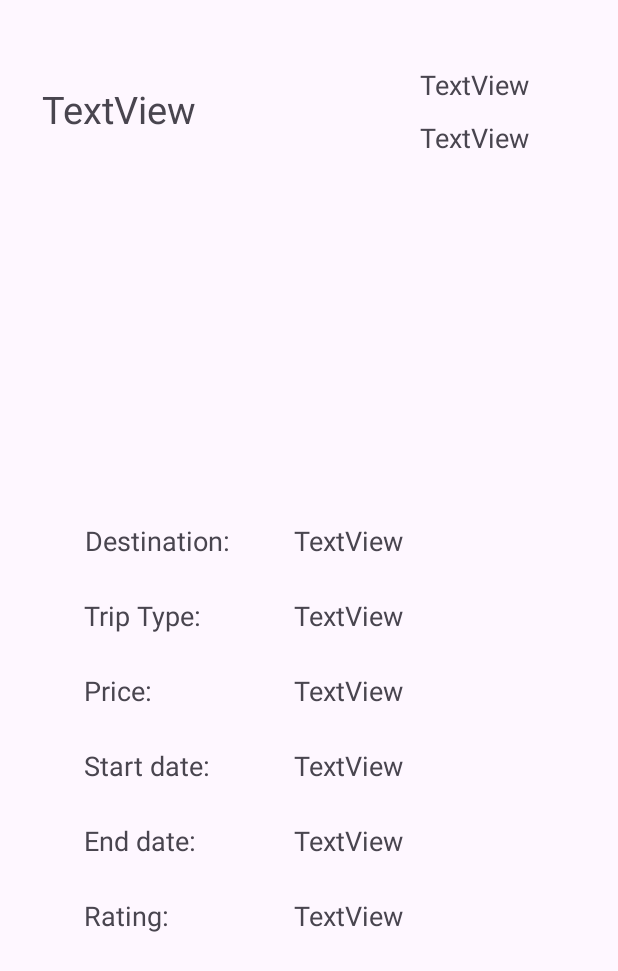
After one commit to AlexandruClaudiu/AndroidFinalProject, an Android app: the CardInfo screen opened directly, with no data from a screen before it, on a phone screen of 412 x 824 dp. The commit adds this screen. Shown: the top 971 px of the screen. Run offline under Robolectric (Android 15) with nearby library versions, the phone set to English and light mode, and no system bars; our stand-ins replace Picasso; pictures from the network do not load; 1 statement that could not run was skipped.

Commit message:
InfoPageDone

```diff
--- a/app/build.gradle
+++ b/app/build.gradle
@@ -34,6 +34,9 @@ dependencies {
     implementation 'com.google.android.material:material:1.9.0'
     implementation 'androidx.constraintlayout:constraintlayout:2.1.4'
     implementation 'com.squareup.picasso:picasso:2.71828'
+    implementation 'com.squareup.retrofit2:retrofit:2.9.0'
+    implementation 'com.squareup.retrofit2:converter-gson:2.9.0'
+    implementation 'com.squareup.okhttp3:okhttp:5.0.0-alpha.11'
     testImplementation 'junit:junit:4.13.2'
     androidTestImplementation 'androidx.test.ext:junit:1.1.5'
     androidTestImplementation 'androidx.test.espresso:espresso-core:3.5.1'
--- a/app/src/main/java/com/example/finalproject/HomeFragment.java
+++ b/app/src/main/java/com/example/finalproject/HomeFragment.java
@@ -42,6 +42,7 @@ public class HomeFragment extends Fragment {
         return view;
     }
 
+
     public void setupRecyclerView(){
         recyclerViewTrips.setLayoutManager(new LinearLayoutManager(getContext()));
         recyclerViewTrips.setAdapter(new TripsAdapter(trips));
@@ -59,7 +60,7 @@ public class HomeFragment extends Fragment {
         trips.add(trip1);
 
         Trip trip2 = new Trip();
-        trip2.build("Second Trip", "Egypt", "City Break");
+        trip2.build("Second Trip", "Quebec", "City Break");
         trip2.setStartDate("1.03.2022");
         trip2.setEndDate("20.03.2022");
         trip2.setPrice(50.20);
--- /dev/null
+++ b/app/src/main/java/com/example/finalproject/trips/CardInfo.java
@@ -0,0 +1,126 @@
+package com.example.finalproject.trips;
+
+import androidx.annotation.NonNull;
+import androidx.appcompat.app.AppCompatActivity;
+
+import android.os.Bundle;
+import android.os.Handler;
+import android.os.Looper;
+import android.util.Log;
+import android.widget.ImageView;
+import android.widget.TextView;
+
+import com.example.finalproject.R;
+import com.google.gson.Gson;
+import com.squareup.picasso.Picasso;
+
+import java.io.IOException;
+
+import okhttp3.Call;
+import okhttp3.Callback;
+import okhttp3.OkHttpClient;
+import okhttp3.Request;
+import okhttp3.Response;
+import okhttp3.ResponseBody;
+
+public class CardInfo extends AppCompatActivity {
+
+    public TextView timeTextView;
+    public TextView temperatureTextView;
+    public ImageView weatherIconImageView;
+    public TextView nameTextView;
+    public ImageView mainImageView;
+    public TextView destinationTextView;
+    public TextView tripTypeTextView;
+    public TextView priceTextView;
+    public TextView startDateTextView;
+    public TextView endDateTextView;
+    public TextView ratingTextView;
+
+
+
+
+
+    @Override
+    protected void onCreate(Bundle savedInstanceState) {
+        super.onCreate(savedInstanceState);
+        setContentView(R.layout.activity_card_info);
+
+        timeTextView = findViewById(R.id.time);
+        temperatureTextView = findViewById(R.id.temperature);
+        weatherIconImageView = findViewById(R.id.icon);
+        nameTextView = findViewById(R.id.name);
+        mainImageView = findViewById(R.id.image);
+        destinationTextView = findViewById(R.id.destination);
+        tripTypeTextView = findViewById(R.id.tripType);
+        priceTextView = findViewById(R.id.price);
+        startDateTextView = findViewById(R.id.startDate);
+        endDateTextView = findViewById(R.id.endDate);
+        ratingTextView = findViewById(R.id.rating);
+
+
+        createRequest();
+    }
+
+    private void createRequest(){
+        Bundle bundle = getIntent().getExtras();
+        String destination = bundle.getString("destination");
+
+        OkHttpClient client = new OkHttpClient();
+
+        Request request = new Request.Builder()
+                .url("https://api.weatherapi.com/v1/current.json?key=6cbeb158ad1347e5bb7123238231405&q=" + destination)
+                .build();
+        client.newCall(request).enqueue(new Callback() {
+            @Override
+            public void onFailure(@NonNull Call call, @NonNull IOException e) {
+                Log.e("RequestFailed", "request doesn't work");
+            }
+
+            @Override
+            public void onResponse(@NonNull Call call, @NonNull Response response) throws IOException {
+                if(response.isSuccessful()){
+                    ResponseBody responseBody = response.body();
+                    String json = responseBody.string();
+
+                    Gson gson = new Gson();
+                    WeatherDao weatherDao = gson.fromJson(json, WeatherDao.class);
+
+                    String time = weatherDao.getLocation().getTime();
+                    int isDay = weatherDao.getCurrent().getIsDay();
+                    String temperature = weatherDao.getCurrent().getTemperature() + " °C";
+
+                    timeTextView.setText(time);
+                    temperatureTextView.setText(temperature);
+
+                    runOnUiThread(new Runnable() {
+                        @Override
+                        public void run() {
+                            if(isDay == 0){
+                                Picasso.get().load("https://imgur.com/5vyZA2g.jpg").into(weatherIconImageView);
+                                Log.e("Night", "its night");
+                            }
+                            else {
+                                Picasso.get().load("https://imgur.com/wG6gAuI.jpg").into(weatherIconImageView);
+                                Log.e("Day", "its day");
+                            }
+                            Picasso.get().load(bundle.getString("imageUrl")).into(mainImageView);
+                        }
+                    });
+
+                    destinationTextView.setText(bundle.getString("destination"));
+                    tripTypeTextView.setText(bundle.getString("tripType"));
+                    priceTextView.setText(String.valueOf(bundle.getDouble("price")) + "€");
+                    startDateTextView.setText(bundle.getString("startDate"));
+                    endDateTextView.setText(bundle.getString("endDate"));
+                    ratingTextView.setText(String.valueOf(bundle.getDouble("rating")) + "/5");
+                    nameTextView.setText(bundle.getString("name"));
+
+                }
+            }
+        });
+    }
+
+
+
+}
--- /dev/null
+++ b/app/src/main/res/layout/activity_card_info.xml
@@ -0,0 +1,214 @@
+<?xml version="1.0" encoding="utf-8"?>
+<androidx.constraintlayout.widget.ConstraintLayout xmlns:android="http://schemas.android.com/apk/res/android"
+    xmlns:app="http://schemas.android.com/apk/res-auto"
+    xmlns:tools="http://schemas.android.com/tools"
+    android:layout_width="match_parent"
+    android:layout_height="match_parent"
+    tools:context=".trips.CardInfo">
+
+    <TextView
+        android:id="@+id/name"
+        android:layout_width="127dp"
+        android:layout_height="58dp"
+        android:layout_marginStart="16dp"
+        android:layout_marginTop="44dp"
+        android:gravity="center"
+        android:text="TextView"
+        android:textSize="25sp"
+        app:layout_constraintStart_toStartOf="parent"
+        app:layout_constraintTop_toTopOf="parent" />
+
+    <ImageView
+        android:id="@+id/image"
+        android:layout_width="307dp"
+        android:layout_height="115dp"
+        android:layout_marginTop="44dp"
+        android:scaleType="fitStart"
+        app:layout_constraintEnd_toEndOf="parent"
+        app:layout_constraintHorizontal_bias="0.538"
+        app:layout_constraintStart_toStartOf="parent"
+        app:layout_constraintTop_toBottomOf="@+id/icon"
+        tools:srcCompat="@tools:sample/avatars" />
+
+    <ImageView
+        android:id="@+id/icon"
+        android:layout_width="80dp"
+        android:layout_height="56dp"
+        android:layout_marginStart="8dp"
+
+        android:layout_marginTop="44dp"
+        app:layout_constraintStart_toEndOf="@+id/name"
+
+
+        app:layout_constraintTop_toTopOf="parent"
+        tools:srcCompat="@tools:sample/avatars" />
+
+    <TextView
+        android:id="@+id/time"
+        android:layout_width="140dp"
+        android:layout_height="23dp"
+        android:layout_marginTop="44dp"
+        android:layout_marginEnd="12dp"
+        android:gravity="center"
+        android:text="TextView"
+        android:textSize="18sp"
+        app:layout_constraintEnd_toEndOf="parent"
+        app:layout_constraintHorizontal_bias="0.517"
+        app:layout_constraintStart_toEndOf="@+id/icon"
+        app:layout_constraintTop_toTopOf="parent" />
+
+    <TextView
+        android:id="@+id/temperature"
+        android:layout_width="140dp"
+        android:layout_height="20dp"
+        android:layout_marginTop="12dp"
+        android:layout_marginEnd="12dp"
+        android:gravity="center"
+        android:text="TextView"
+        android:textSize="18sp"
+        app:layout_constraintEnd_toEndOf="parent"
+        app:layout_constraintStart_toEndOf="@+id/icon"
+        app:layout_constraintTop_toBottomOf="@+id/time" />
+
+    <TextView
+        android:id="@+id/startDate"
+        android:layout_width="200dp"
+        android:layout_height="50dp"
+        android:layout_marginEnd="16dp"
+        android:gravity="center_vertical"
+        android:text="TextView"
+        android:textSize="18sp"
+        app:layout_constraintEnd_toEndOf="parent"
+        app:layout_constraintTop_toBottomOf="@+id/price" />
+
+    <TextView
+        android:id="@+id/price"
+        android:layout_width="200dp"
+        android:layout_height="50dp"
+        android:layout_marginEnd="16dp"
+        android:gravity="center_vertical"
+        android:text="TextView"
+        android:textSize="18sp"
+        app:layout_constraintEnd_toEndOf="parent"
+        app:layout_constraintTop_toBottomOf="@+id/tripType" />
+
+    <TextView
+        android:id="@+id/tripType"
+        android:layout_width="200dp"
+        android:layout_height="50dp"
+        android:layout_marginEnd="16dp"
+        android:gravity="center_vertical"
+        android:text="TextView"
+        android:textSize="18sp"
+        app:layout_constraintEnd_toEndOf="parent"
+        app:layout_constraintTop_toBottomOf="@+id/destination" />
+
+    <TextView
+        android:id="@+id/rating"
+        android:layout_width="200dp"
+        android:layout_height="50dp"
+        android:layout_marginEnd="16dp"
+        android:gravity="center_vertical"
+        android:text="TextView"
+        android:textSize="18sp"
+        app:layout_constraintEnd_toEndOf="parent"
+        app:layout_constraintTop_toBottomOf="@+id/endDate" />
+
+    <TextView
+        android:id="@+id/destination"
+        android:layout_width="200dp"
+        android:layout_height="50dp"
+        android:layout_marginTop="76dp"
+        android:layout_marginEnd="16dp"
+        android:gravity="center_vertical"
+        android:text="TextView"
+        android:textSize="18sp"
+        app:layout_constraintEnd_toEndOf="parent"
+        app:layout_constraintTop_toBottomOf="@+id/image" />
+
+    <TextView
+        android:id="@+id/endDate"
+        android:layout_width="200dp"
+        android:layout_height="50dp"
+        android:layout_marginEnd="16dp"
+        android:gravity="center_vertical"
+        android:text="TextView"
+        android:textSize="18sp"
+        app:layout_constraintEnd_toEndOf="parent"
+        app:layout_constraintTop_toBottomOf="@+id/startDate" />
+
+    <TextView
+        android:id="@+id/textView3"
+        android:layout_width="100dp"
+        android:layout_height="50dp"
+        android:layout_marginTop="76dp"
+        android:gravity="center_vertical"
+        android:text="Destination:"
+        android:textSize="18sp"
+        app:layout_constraintEnd_toStartOf="@+id/destination"
+        app:layout_constraintHorizontal_bias="0.589"
+        app:layout_constraintStart_toStartOf="parent"
+        app:layout_constraintTop_toBottomOf="@+id/image" />
+
+    <TextView
+        android:id="@+id/textView4"
+        android:layout_width="100dp"
+        android:layout_height="50dp"
+        android:layout_marginStart="16dp"
+        android:gravity="center_vertical"
+        android:text="Trip Type:"
+        android:textSize="18sp"
+        app:layout_constraintEnd_toStartOf="@+id/tripType"
+        app:layout_constraintStart_toStartOf="parent"
+        app:layout_constraintTop_toBottomOf="@+id/textView3" />
+
+    <TextView
+        android:id="@+id/textView5"
+        android:layout_width="100dp"
+        android:layout_height="50dp"
+        android:layout_marginStart="16dp"
+        android:gravity="center_vertical"
+        android:text="Price:"
+        android:textSize="18sp"
+        app:layout_constraintEnd_toStartOf="@+id/price"
+        app:layout_constraintStart_toStartOf="parent"
+        app:layout_constraintTop_toBottomOf="@+id/textView4" />
+
+    <TextView
+        android:id="@+id/textView6"
+        android:layout_width="100dp"
+        android:layout_height="50dp"
+        android:layout_marginStart="16dp"
+        android:gravity="center_vertical"
+        android:text="Start date:"
+        android:textSize="18sp"
+        app:layout_constraintEnd_toStartOf="@+id/startDate"
+        app:layout_constraintStart_toStartOf="parent"
+        app:layout_constraintTop_toBottomOf="@+id/textView5" />
+
+    <TextView
+        android:id="@+id/textView7"
+        android:layout_width="100dp"
+        android:layout_height="50dp"
+        android:layout_marginStart="16dp"
+        android:gravity="center_vertical"
+        android:text="End date:"
+        app:layout_constraintEnd_toStartOf="@+id/endDate"
+        app:layout_constraintStart_toStartOf="parent"
+        android:textSize="18sp"
+        app:layout_constraintTop_toBottomOf="@+id/textView6" />
+
+    <TextView
+        android:id="@+id/textView8"
+        android:layout_width="100dp"
+        android:layout_height="50dp"
+        android:layout_marginStart="16dp"
+        android:gravity="center_vertical"
+        android:text="Rating:"
+        android:textSize="18sp"
+        app:layout_constraintEnd_toStartOf="@+id/rating"
+        app:layout_constraintStart_toStartOf="parent"
+        app:layout_constraintTop_toBottomOf="@+id/textView7" />
+
+
+</androidx.constraintlayout.widget.ConstraintLayout>
```
Also changed, not shown: app/src/main/AndroidManifest.xml (+5 -5 lines), app/src/main/java/com/example/finalproject/trips/TripsAdapter.java (+26 -1 lines), app/src/main/java/com/example/finalproject/trips/WeatherDao.java (added, +67 -0 lines), app/src/main/res/layout/fragment_home.xml (deleted, +0 -21 lines).
